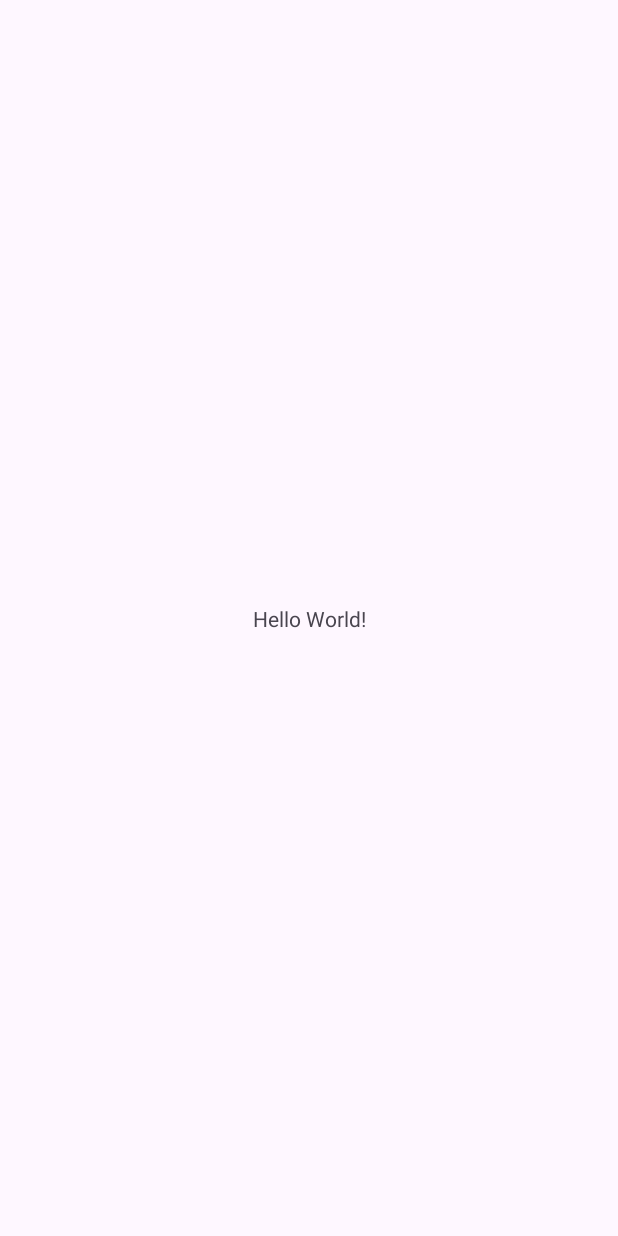
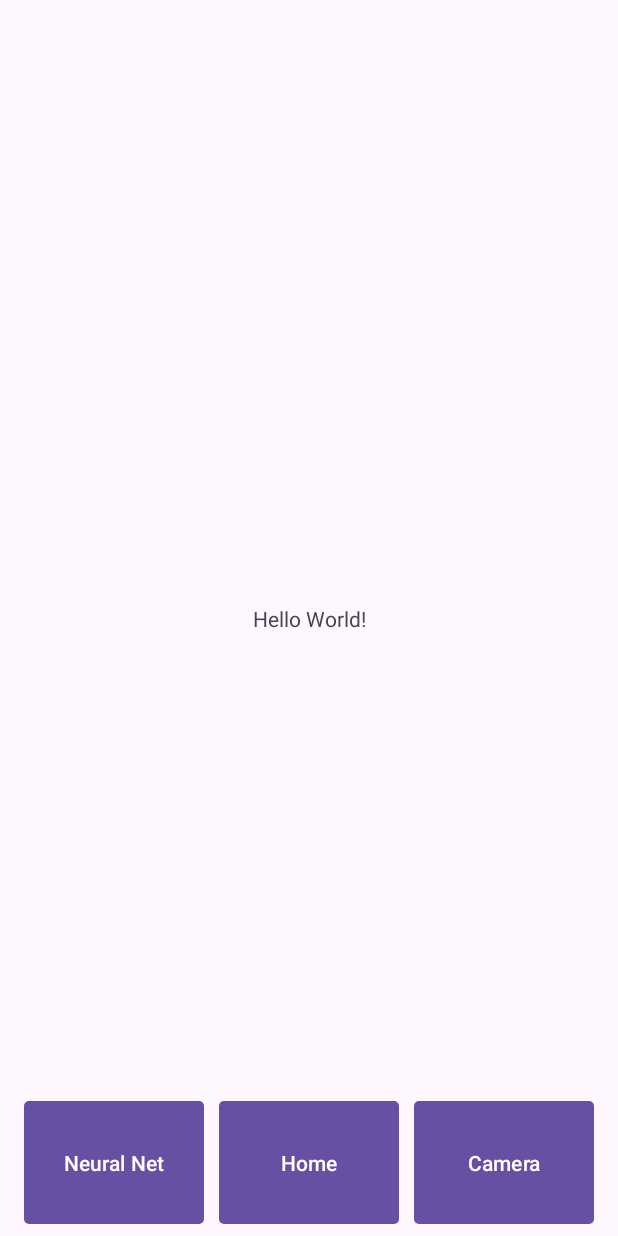
Before and after one commit to Zevzzz/Focul, an Android app: the screen it shows after launch (MainActivity), on a phone screen of 412 x 824 dp. Before the commit the screen is almost empty. Run offline under Robolectric (Android 15) with nearby library versions, the phone set to English and light mode, and no system bars.

Commit message:
Button interface blank

```diff
--- a/app/src/main/AndroidManifest.xml
+++ b/app/src/main/AndroidManifest.xml
@@ -13,6 +13,9 @@
         android:theme="@style/Theme.Focul"
         tools:targetApi="31">
         <activity
+            android:name=".CamerafeedActivity"
+            android:exported="false" />
+        <activity
             android:name=".MainActivity"
             android:exported="true">
             <intent-filter>
--- a/app/src/main/res/layout/activity_main.xml
+++ b/app/src/main/res/layout/activity_main.xml
@@ -8,6 +8,7 @@
     tools:context=".MainActivity">
 
     <TextView
+        android:id="@+id/textView"
         android:layout_width="wrap_content"
         android:layout_height="wrap_content"
         android:text="Hello World!"
@@ -16,4 +17,40 @@
         app:layout_constraintStart_toStartOf="parent"
         app:layout_constraintTop_toTopOf="parent" />
 
+    <Button
+        android:id="@+id/navButtonL"
+        android:layout_width="120dp"
+        android:layout_height="90dp"
+        android:layout_marginStart="16dp"
+        android:layout_marginBottom="4dp"
+        android:text="Neural Net"
+        app:cornerRadius="5px"
+        app:layout_constraintBottom_toBottomOf="parent"
+        app:layout_constraintStart_toStartOf="parent" />
+
+    <Button
+        android:id="@+id/navButtonR"
+        android:layout_width="120dp"
+        android:layout_height="90dp"
+        android:layout_marginEnd="16dp"
+        android:layout_marginBottom="4dp"
+        android:text="Camera"
+        app:cornerRadius="5px"
+        app:layout_constraintBottom_toBottomOf="parent"
+        app:layout_constraintEnd_toEndOf="parent" />
+
+    <Button
+        android:id="@+id/navButtonM"
+        android:layout_width="120dp"
+        android:layout_height="90dp"
+        android:layout_marginStart="32dp"
+        android:layout_marginEnd="32dp"
+        android:layout_marginBottom="4dp"
+        android:text="Home"
+        app:cornerRadius="5px"
+        app:layout_constraintBottom_toBottomOf="parent"
+        app:layout_constraintEnd_toStartOf="@+id/navButtonR"
+        app:layout_constraintHorizontal_bias="0.511"
+        app:layout_constraintStart_toEndOf="@+id/navButtonL" />
+
 </androidx.constraintlayout.widget.ConstraintLayout>
```
Also changed, not shown: app/src/main/java/com/example/focul/CamerafeedActivity.java (added, +24 -0 lines), app/src/main/res/layout/camerafeed.xml (added, +10 -0 lines).
